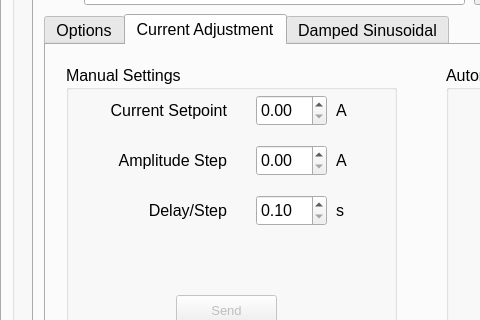
Before: the Qt Designer form Rotating Coil v3/Rotating_Coil_Interface_v3.ui in lnls-ima/rotating-coil-software, drawn with Qt 5; both pictures show x 0 to 480 and y 284 to 604 of the 1046 by 730 pixel window.
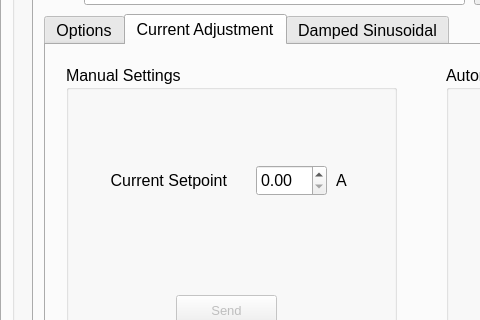
After: the same form once the commit is applied. The open tabs and pages were chosen to show the change. Icons and pictures are not drawn. Custom widgets are drawn as their Qt base class.

```diff
--- a/Rotating Coil v3/Rotating_Coil_Interface_v3.ui
+++ b/Rotating Coil v3/Rotating_Coil_Interface_v3.ui
@@ -5385,7 +5385,7 @@
             <property name="geometry">
              <rect>
               <x>20</x>
-              <y>30</y>
+              <y>100</y>
               <width>141</width>
               <height>31</height>
              </rect>
@@ -5397,69 +5397,11 @@
              <set>Qt::AlignRight|Qt::AlignTrailing|Qt::AlignVCenter</set>
             </property>
            </widget>
-           <widget class="QLabel" name="label_165">
-            <property name="geometry">
-             <rect>
-              <x>20</x>
-              <y>80</y>
-              <width>141</width>
-              <height>31</height>
-             </rect>
-            </property>
-            <property name="text">
-             <string>Amplitude Step</string>
-            </property>
-            <property name="alignment">
-             <set>Qt::AlignRight|Qt::AlignTrailing|Qt::AlignVCenter</set>
-            </property>
-           </widget>
-           <widget class="QLabel" name="label_166">
-            <property name="geometry">
-             <rect>
-              <x>0</x>
-              <y>130</y>
-              <width>161</width>
-              <height>31</height>
-             </rect>
-            </property>
-            <property name="text">
-             <string>Delay/Step</string>
-            </property>
-            <property name="alignment">
-             <set>Qt::AlignRight|Qt::AlignTrailing|Qt::AlignVCenter</set>
-            </property>
-           </widget>
-           <widget class="QLabel" name="label_186">
-            <property name="geometry">
-             <rect>
-              <x>270</x>
-              <y>80</y>
-              <width>21</width>
-              <height>31</height>
-             </rect>
-            </property>
-            <property name="text">
-             <string>A</string>
-            </property>
-           </widget>
-           <widget class="QLabel" name="label_189">
-            <property name="geometry">
-             <rect>
-              <x>270</x>
-              <y>130</y>
-              <width>21</width>
-              <height>31</height>
-             </rect>
-            </property>
-            <property name="text">
-             <string>s</string>
-            </property>
-           </widget>
            <widget class="QLabel" name="label_190">
             <property name="geometry">
              <rect>
               <x>270</x>
-              <y>30</y>
+              <y>100</y>
               <width>21</width>
               <height>31</height>
              </rect>
@@ -5497,35 +5439,12 @@
             <property name="geometry">
              <rect>
               <x>190</x>
-              <y>30</y>
+              <y>100</y>
               <width>71</width>
               <height>31</height>
              </rect>
             </property>
            </widget>
-           <widget class="QDoubleSpinBox" name="dsb_Amplitude_Linear_2">
-            <property name="geometry">
-             <rect>
-              <x>190</x>
-              <y>80</y>
-              <width>71</width>
-              <height>31</height>
-             </rect>
-            </property>
-           </widget>
-           <widget class="QDoubleSpinBox" name="dsb_Time_Linear_2">
-            <property name="geometry">
-             <rect>
-              <x>190</x>
-              <y>130</y>
-              <width>71</width>
-              <height>31</height>
-             </rect>
-            </property>
-            <property name="minimum">
-             <double>0.100000000000000</double>
-            </property>
-           </widget>
           </widget>
           <widget class="QGroupBox" name="Configuracao_Auto_2">
            <property name="geometry">
```
Left out of the diff: 367 changed lines with no effect on the pictures.
